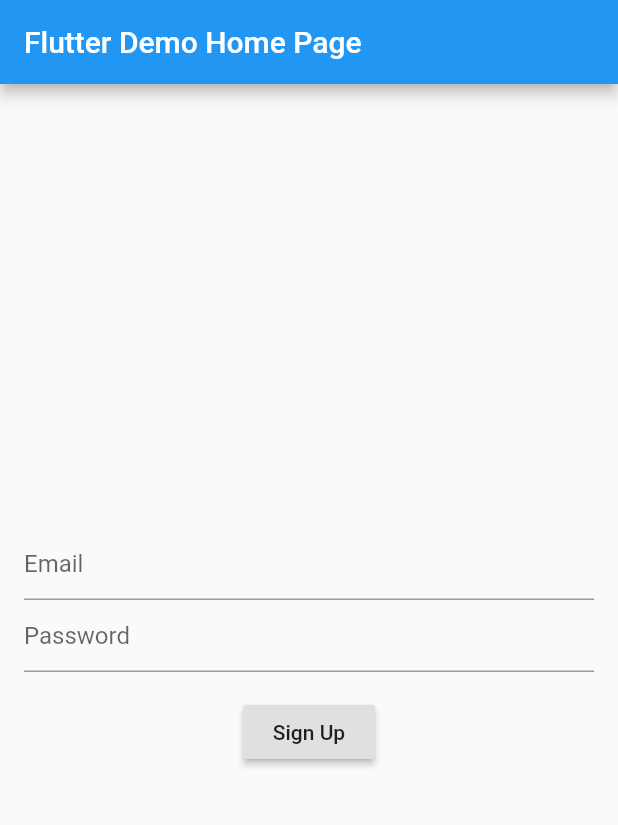
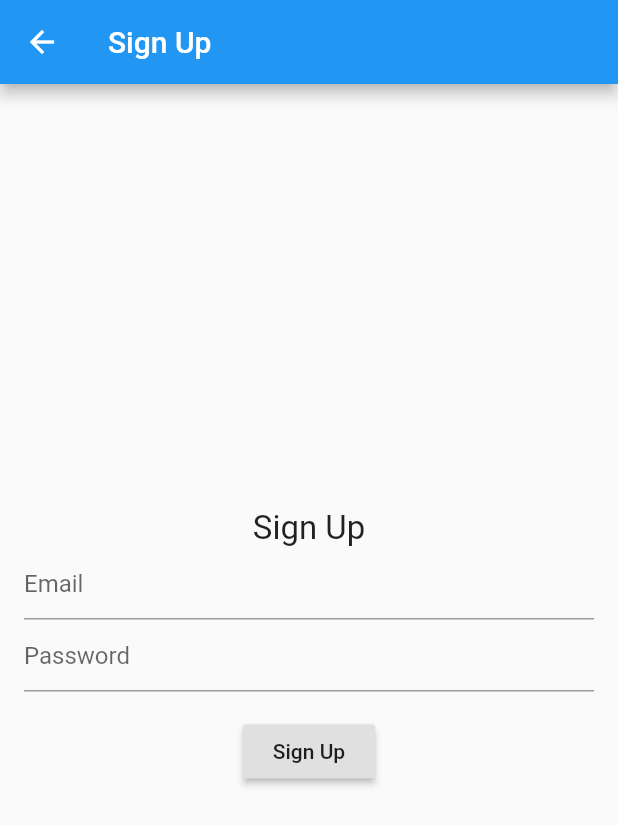
Before and after one commit to BonchayHi5/flutter-example, a Flutter app: the screen it shows after launch, after a tap on "Sign Up", on a phone screen of 412 x 824 dp. Shown: the top 825 px of the screen. Run offline on Flutter 3.47's test engine with Material 2 defaults, Android fonts, the light colour scheme and no system bars; our stand-ins replace local_auth.

Commit message:
add sign up sign in screen

```diff
--- a/flutter_auth/lib/main.dart
+++ b/flutter_auth/lib/main.dart
@@ -1,5 +1,7 @@
 import 'package:flutter/material.dart';
 import 'package:flutter_auth/core/auth.dart';
+import 'package:flutter_auth/screen/sign_in.dart';
+import 'package:flutter_auth/screen/sign_up.dart';
 
 void main() {
   runApp(MyApp());
@@ -41,16 +43,12 @@ class MyHomePage extends StatefulWidget {
 }
 
 class _MyHomePageState extends State<MyHomePage> {
-  Auth _auth = Auth();
+  void navigateSignIn() {
+    Navigator.push(context, MaterialPageRoute(builder: (context) => SignIn()));
+  }
 
-  final _signUpKey = GlobalKey<FormState>();
-  final _emailController = TextEditingController();
-  final _passwordController = TextEditingController();
-
-  onSubmit() async {
-    if (_signUpKey.currentState.validate()) {
-      await _auth.signUp(_emailController.text, _passwordController.text);
-    }
+  void navigateSignUp() {
+    Navigator.push(context, MaterialPageRoute(builder: (context) => SignUp()));
   }
 
   @override
@@ -60,35 +58,18 @@ class _MyHomePageState extends State<MyHomePage> {
         title: Text(widget.title),
       ),
       body: Center(
-        child: Container(
-          padding: const EdgeInsets.all(16.0),
-          child: Form(
-            key: _signUpKey,
-            child: Column(
-              mainAxisAlignment: MainAxisAlignment.center,
-              children: <Widget>[
-                TextFormField(
-                  controller: _emailController,
-                  decoration: InputDecoration(hintText: 'Email'),
-                  validator: (value) =>
-                      value.isEmpty ? 'Please fill in email' : null,
-                ),
-                TextFormField(
-                  controller: _passwordController,
-                  decoration: InputDecoration(hintText: 'Password'),
-                  validator: (value) =>
-                      value.isEmpty ? 'Please fill in password' : null,
-                ),
-                Container(
-                  padding: const EdgeInsets.symmetric(vertical: 16.0),
-                  child: RaisedButton(
-                    onPressed: () {},
-                    child: Text('Sign Up'),
-                  ),
-                )
-              ],
+        child: Column(
+          mainAxisAlignment: MainAxisAlignment.center,
+          children: [
+            RaisedButton(
+              onPressed: navigateSignIn,
+              child: Text('Sign In'),
             ),
-          ),
+            RaisedButton(
+              onPressed: navigateSignUp,
+              child: Text('Sign Up'),
+            ),
+          ],
         ),
       ),
     );
--- /dev/null
+++ b/flutter_auth/lib/screen/sign_up.dart
@@ -0,0 +1,81 @@
+import 'package:flutter/material.dart';
+import 'package:flutter_auth/core/auth.dart';
+
+class SignUp extends StatefulWidget {
+  @override
+  _SignUpState createState() => _SignUpState();
+}
+
+class _SignUpState extends State<SignUp> {
+  final _auth = Auth();
+
+  final _signUpKey = GlobalKey<FormState>();
+
+  final _emailController = TextEditingController();
+
+  final _passwordController = TextEditingController();
+
+  bool _isLoading = false;
+
+  void isValidate() {
+    if (_signUpKey.currentState.validate()) {
+      onSubmit();
+    }
+  }
+
+  void onSubmit() async {
+    setState(() {
+      _isLoading = true;
+    });
+
+
+
+    setState(() {
+      _isLoading = false;
+    });
+  }
+
+  @override
+  Widget build(BuildContext context) {
+    return Scaffold(
+      appBar: AppBar(
+        title: Text('Sign Up'),
+      ),
+      body: Center(
+        child: _isLoading
+            ? CircularProgressIndicator()
+            : Container(
+                padding: const EdgeInsets.all(16.0),
+                child: Form(
+                  key: _signUpKey,
+                  child: Column(
+                    mainAxisAlignment: MainAxisAlignment.center,
+                    children: <Widget>[
+                      Text('Sign Up', style: TextStyle(fontSize: 22)),
+                      TextFormField(
+                        controller: _emailController,
+                        decoration: InputDecoration(hintText: 'Email'),
+                        validator: (value) =>
+                            value.isEmpty ? 'Please fill in email' : null,
+                      ),
+                      TextFormField(
+                        controller: _passwordController,
+                        decoration: InputDecoration(hintText: 'Password'),
+                        validator: (value) =>
+                            value.isEmpty ? 'Please fill in password' : null,
+                      ),
+                      Container(
+                        padding: const EdgeInsets.symmetric(vertical: 16.0),
+                        child: RaisedButton(
+                          onPressed: onSubmit,
+                          child: Text('Sign Up'),
+                        ),
+                      )
+                    ],
+                  ),
+                ),
+              ),
+      ),
+    );
+  }
+}
```
Also changed, not shown: flutter_auth/lib/core/auth.dart (+19 -8 lines), flutter_auth/lib/screen/sign_in.dart (added, +11 -0 lines).
